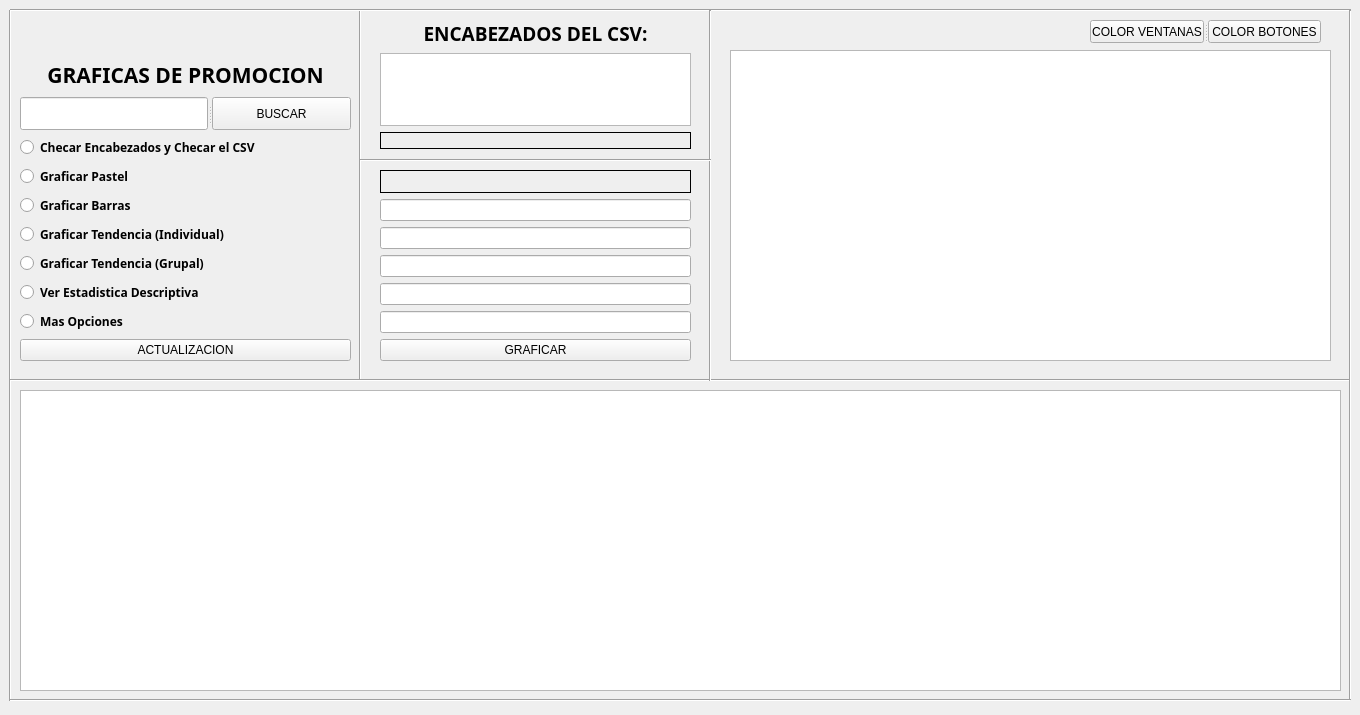
Before: the Qt Designer form CSV/interfaz/VentanaCSV.ui in DanielRojas2002/PyQt5, drawn with Qt 5.
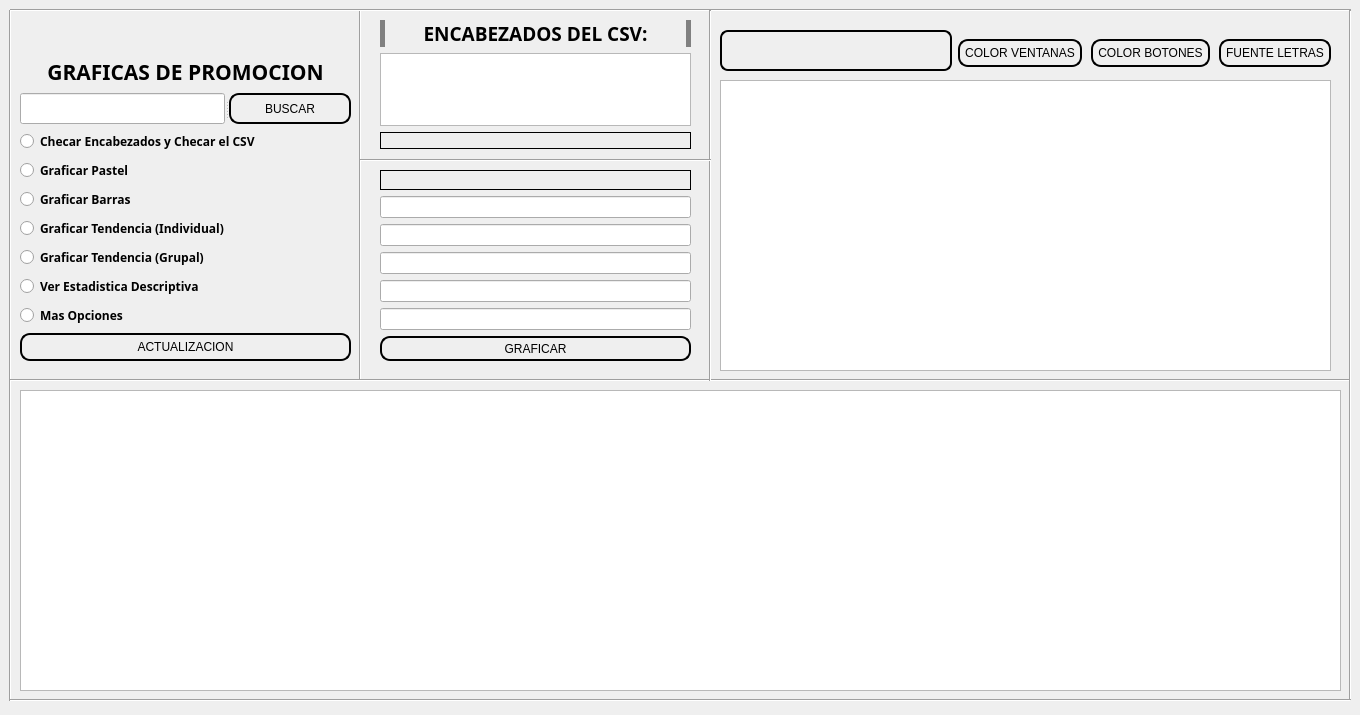
After: the same form once the commit is applied. Icons and pictures are not drawn.

What changed in the file:
```diff
--- a/CSV/interfaz/VentanaCSV.ui
+++ b/CSV/interfaz/VentanaCSV.ui
@@ -176,6 +176,12 @@
          <bold>true</bold>
         </font>
        </property>
+       <property name="styleSheet">
+        <string notr="true">
+border:none;
+border-right: 5px solid gray;
+border-left: 5px solid gray;</string>
+       </property>
        <property name="text">
         <string>ENCABEZADOS DEL CSV:</string>
        </property>
@@ -235,6 +241,15 @@
      </property>
      <item>
       <widget class="QLabel" name="imagen">
+       <property name="maximumSize">
+        <size>
+         <width>325</width>
+         <height>150</height>
+        </size>
+       </property>
+       <property name="styleSheet">
+        <string notr="true"/>
+       </property>
        <property name="frameShape">
         <enum>QFrame::NoFrame</enum>
        </property>
@@ -247,6 +262,9 @@
        <property name="scaledContents">
         <bool>true</bool>
        </property>
+       <property name="margin">
+        <number>0</number>
+       </property>
       </widget>
      </item>
      <item>
@@ -259,6 +277,9 @@
          <bold>true</bold>
         </font>
        </property>
+       <property name="styleSheet">
+        <string notr="true"/>
+       </property>
        <property name="text">
         <string>GRAFICAS DE PROMOCION</string>
        </property>
@@ -272,7 +293,11 @@
        <property name="orientation">
         <enum>Qt::Horizontal</enum>
        </property>
-       <widget class="QLineEdit" name="nombreruta"/>
+       <widget class="QLineEdit" name="nombreruta">
+        <property name="readOnly">
+         <bool>true</bool>
+        </property>
+       </widget>
        <widget class="QPushButton" name="BUSCAR">
         <property name="font">
          <font>
@@ -288,10 +313,19 @@
          <string>&lt;html&gt;&lt;head/&gt;&lt;body&gt;&lt;p&gt;&lt;span style=&quot; font-weight:600;&quot;&gt;Buscar Archivo CSV&lt;/span&gt;&lt;/p&gt;&lt;/body&gt;&lt;/html&gt;</string>
         </property>
         <property name="styleSheet">
-         <string notr="true">QPushButton:hover{
-	
+         <string notr="true">QPushButton{
+	padding :5px;
+	border-radius:10px;
+	border:1.5px solid black;
+
+}
+
+QPushButton:hover
+{
 	background-color: rgb(165, 175, 173);
-}</string>
+}
+
+</string>
         </property>
         <property name="text">
          <string>BUSCAR</string>
@@ -434,10 +468,19 @@
         <string>&lt;html&gt;&lt;head/&gt;&lt;body&gt;&lt;p&gt;&lt;span style=&quot; font-weight:600;&quot;&gt;Actualizar Opcion&lt;/span&gt;&lt;/p&gt;&lt;/body&gt;&lt;/html&gt;</string>
        </property>
        <property name="styleSheet">
-        <string notr="true">QPushButton:hover{
-	
+        <string notr="true">QPushButton{
+	padding :5px;
+	border-radius:10px;
+	border:1.5px solid black;
+
+}
+
+QPushButton:hover
+{
 	background-color: rgb(165, 175, 173);
-}</string>
+}
+
+</string>
        </property>
        <property name="text">
         <string>ACTUALIZACION</string>
@@ -560,10 +603,19 @@
         <string>&lt;html&gt;&lt;head/&gt;&lt;body&gt;&lt;p&gt;&lt;span style=&quot; font-weight:600;&quot;&gt;Graficar CSV&lt;/span&gt;&lt;/p&gt;&lt;/body&gt;&lt;/html&gt;</string>
        </property>
        <property name="styleSheet">
-        <string notr="true">QPushButton:hover{
-	
+        <string notr="true">QPushButton{
+	padding :5px;
+	border-radius:10px;
+	border:1.5px solid black;
+
+}
+
+QPushButton:hover
+{
 	background-color: rgb(165, 175, 173);
-}</string>
+}
+
+</string>
        </property>
        <property name="text">
         <string>GRAFICAR</string>
@@ -575,21 +627,36 @@
    <widget class="QTableWidget" name="tableDescripcion">
     <property name="geometry">
      <rect>
-      <x>730</x>
-      <y>50</y>
-      <width>601</width>
-      <height>311</height>
+      <x>720</x>
+      <y>80</y>
+      <width>611</width>
+      <height>291</height>
      </rect>
     </property>
+    <property name="styleSheet">
+     <string notr="true">
+
+
+</string>
+    </property>
    </widget>
+   <widget class="QWidget" name="layoutWidget">
+    <property name="geometry">
+     <rect>
+      <x>720</x>
+      <y>30</y>
+      <width>611</width>
+      <height>41</height>
+     </rect>
+    </property>
+    <layout class="QHBoxLayout" name="horizontalLayout_2">
+     <item>
    <widget class="QLabel" name="cantidad_registros">
-    <property name="geometry">
-     <rect>
-      <x>730</x>
-      <y>20</y>
-      <width>351</width>
-      <height>21</height>
-     </rect>
+       <property name="minimumSize">
+        <size>
+         <width>145</width>
+         <height>0</height>
+        </size>
     </property>
     <property name="font">
      <font>
@@ -598,25 +665,39 @@
       <bold>true</bold>
      </font>
     </property>
+       <property name="styleSheet">
+        <string notr="true">border-radius:8px;
+border:1.5px solid black;</string>
+       </property>
     <property name="text">
      <string/>
     </property>
     <property name="alignment">
      <set>Qt::AlignCenter</set>
     </property>
-   </widget>
-   <widget class="QSplitter" name="splitter_2">
-    <property name="geometry">
-     <rect>
-      <x>1090</x>
-      <y>20</y>
-      <width>231</width>
-      <height>23</height>
-     </rect>
-    </property>
-    <property name="orientation">
-     <enum>Qt::Horizontal</enum>
-    </property>
+       <property name="margin">
+        <number>0</number>
+       </property>
+      </widget>
+     </item>
+     <item>
+      <layout class="QHBoxLayout" name="horizontalLayout">
+       <property name="spacing">
+        <number>9</number>
+       </property>
+       <property name="leftMargin">
+        <number>0</number>
+       </property>
+       <property name="topMargin">
+        <number>5</number>
+       </property>
+       <property name="rightMargin">
+        <number>0</number>
+       </property>
+       <property name="bottomMargin">
+        <number>0</number>
+       </property>
+       <item>
     <widget class="QPushButton" name="color_ventanas">
      <property name="font">
       <font>
@@ -632,15 +713,26 @@
       <string>&lt;html&gt;&lt;head/&gt;&lt;body&gt;&lt;p&gt;Cambiar el Color de todas las Ventanas&lt;/p&gt;&lt;/body&gt;&lt;/html&gt;</string>
      </property>
      <property name="styleSheet">
-      <string notr="true">QPushButton:hover{
-	
+          <string notr="true">QPushButton{
+	padding :5px;
+	border-radius:10px;
+	border:1.5px solid black;
+
+}
+
+QPushButton:hover
+{
 	background-color: rgb(165, 175, 173);
-}</string>
+}
+
+</string>
      </property>
      <property name="text">
       <string>COLOR VENTANAS</string>
      </property>
     </widget>
+       </item>
+       <item>
     <widget class="QPushButton" name="color_botones">
      <property name="font">
       <font>
@@ -656,8 +748,15 @@
       <string>&lt;html&gt;&lt;head/&gt;&lt;body&gt;&lt;p&gt;Cambiar el Color de todos los Botones&lt;/p&gt;&lt;/body&gt;&lt;/html&gt;</string>
      </property>
      <property name="styleSheet">
-      <string notr="true">QPushButton:hover{
-	
+          <string notr="true">QPushButton{
+	padding :5px;
+	border-radius:10px;
+	border:1.5px solid black;
+
+}
+
+QPushButton:hover
+{
 	background-color: rgb(165, 175, 173);
 }</string>
      </property>
@@ -665,6 +764,43 @@
       <string>COLOR BOTONES</string>
      </property>
     </widget>
+       </item>
+       <item>
+        <widget class="QPushButton" name="tipo_fuente">
+         <property name="font">
+          <font>
+           <family>Arial</family>
+           <weight>50</weight>
+           <bold>false</bold>
+          </font>
+         </property>
+         <property name="cursor">
+          <cursorShape>PointingHandCursor</cursorShape>
+         </property>
+         <property name="toolTip">
+          <string>&lt;html&gt;&lt;head/&gt;&lt;body&gt;&lt;p&gt;Cambiar el Color de todos los Botones&lt;/p&gt;&lt;/body&gt;&lt;/html&gt;</string>
+         </property>
+         <property name="styleSheet">
+          <string notr="true">QPushButton{
+	padding :5px;
+	border-radius:10px;
+	border:1.5px solid black;
+
+}
+
+QPushButton:hover
+{
+	background-color: rgb(165, 175, 173);
+}</string>
+         </property>
+         <property name="text">
+          <string>FUENTE LETRAS</string>
+         </property>
+        </widget>
+       </item>
+      </layout>
+     </item>
+    </layout>
    </widget>
   </widget>
  </widget>
```
Left out of the diff: 6 changed lines with no effect on the pictures. Lines whose indentation alone changed are shown as unchanged.
